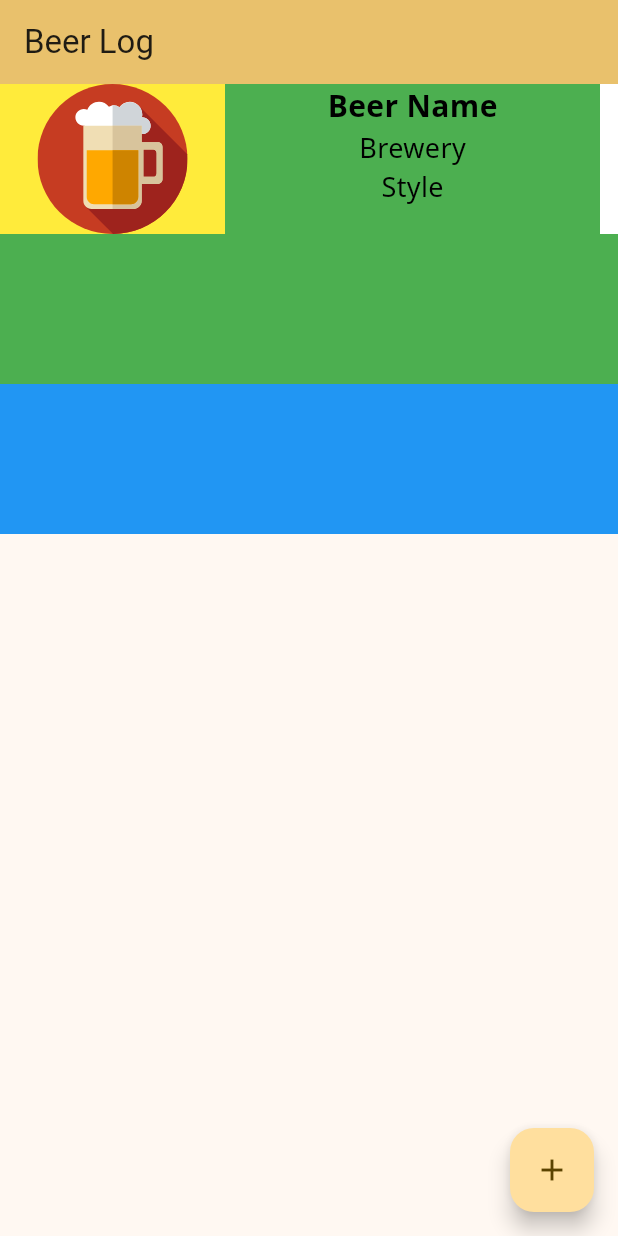
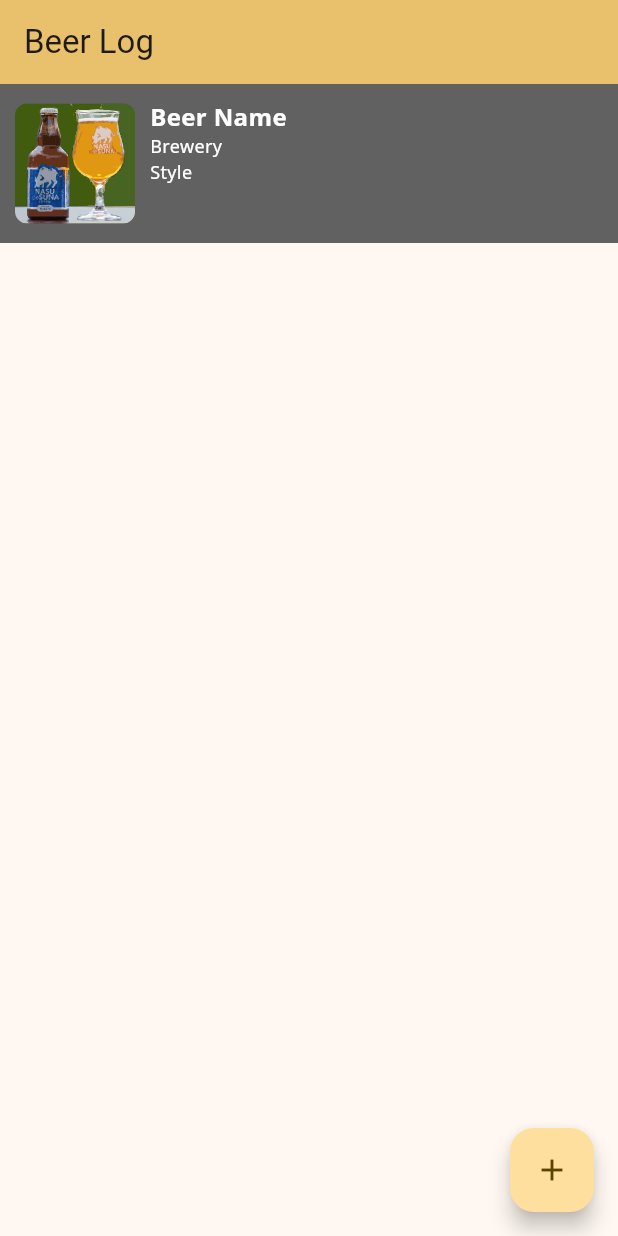
Before and after one commit to chamo112/beer_log, a Flutter app: the screen it shows after launch, on a phone screen of 412 x 824 dp. Run offline on Flutter 3.47's test engine with Material 3 defaults, Android fonts, the phone set to English and light mode, and no system bars; our stand-ins replace flutter_svg; Roboto replaces fonts that are missing (Noto Sans).

Commit message:
:🍻: 基本UI作成

```diff
--- a/lib/main.dart
+++ b/lib/main.dart
@@ -58,31 +58,36 @@
           children: [
             Container(
               width: double.infinity,
-              height: 100,
-              color: Colors.white,
+              height: 106,
+              color: Colors.grey[700],
               child: Row(
                 children: [
                   Container(
-                    width: 150,
-                    height: 100,
-                    color: Colors.yellow,
-                    child: SvgPicture.asset(
-                          'assets/images/beer_icon.svg',
-                          width: 150,
-                        )
-
+                    width: 80,
+                    height: 80,
+                    margin: const EdgeInsets.symmetric(horizontal: 10),
+                    child: ClipRRect(
+                      borderRadius: BorderRadius.circular(8),
+                      child: AspectRatio(
+                        // 正方形の比率を設定
+                          aspectRatio: 1.0,
+                          child: SvgPicture.asset(
+                              'assets/images/beer_sample.svg',
+                              fit: BoxFit.cover
+                          )
+                      ),
+                    ),
                   ),
                   Container(
-                    width: 250,
-                    height: 100,
-                    color: Colors.green,
+                    margin: const EdgeInsets.symmetric(vertical: 10),
                     child: const Column(
+                      crossAxisAlignment: CrossAxisAlignment.start,
                       children: [
                       Text(
                           "Beer Name",
                         style: TextStyle(
-                          color: Colors.black,
-                          fontSize: 20,
+                          color: Colors.white,
+                          fontSize: 16,
                           fontFamily: 'Noto Sans',
                           fontWeight: FontWeight.w700,
                         ),
@@ -90,8 +95,8 @@
                       Text(
                           "Brewery",
                         style: TextStyle(
-                          color: Colors.black,
-                          fontSize: 18,
+                          color: Colors.white,
+                          fontSize: 12,
                           fontFamily: 'Noto Sans',
                           fontWeight: FontWeight.w400,
                         ),
@@ -99,8 +104,8 @@
                       Text(
                           "Style",
                         style: TextStyle(
-                          color: Colors.black,
-                          fontSize: 18,
+                          color: Colors.white,
+                          fontSize: 12,
                           fontFamily: 'Noto Sans',
                           fontWeight: FontWeight.w400,
                         ),
@@ -110,16 +115,6 @@
                   ),
                 ],
               ),
-            ),
-            Container(
-              width: double.infinity,
-              height: 100,
-              color: Colors.green,
-            ),
-            Container(
-              width: double.infinity,
-              height: 100,
-              color: Colors.blue,
             ),
           ],
         ),
```
Also changed, not shown: assets/images/beer_sample.svg (added), 2 other files.
